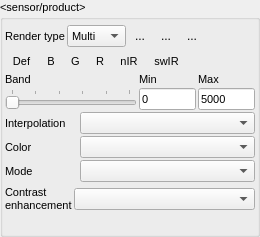
First picture: the form in timeseriesviewer/ui/mapviewrendersettings.ui, repository jakimowb/eo-time-series-viewer, before the edit.
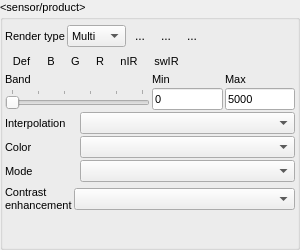
Second picture: the form after the edit. Icons and pictures are not drawn. Custom widgets are drawn as their Qt base class.

Commit message: about dialog: refactoring mapvisualization: fixed several optical issues, connected buttons

Diff of the .ui file:
```diff
--- a/timeseriesviewer/ui/mapviewrendersettings.ui
+++ b/timeseriesviewer/ui/mapviewrendersettings.ui
@@ -6,8 +6,8 @@
    <rect>
     <x>0</x>
     <y>0</y>
-    <width>260</width>
-    <height>237</height>
+    <width>300</width>
+    <height>250</height>
    </rect>
   </property>
   <property name="sizePolicy">
```
The commit also changes 7 other files.
